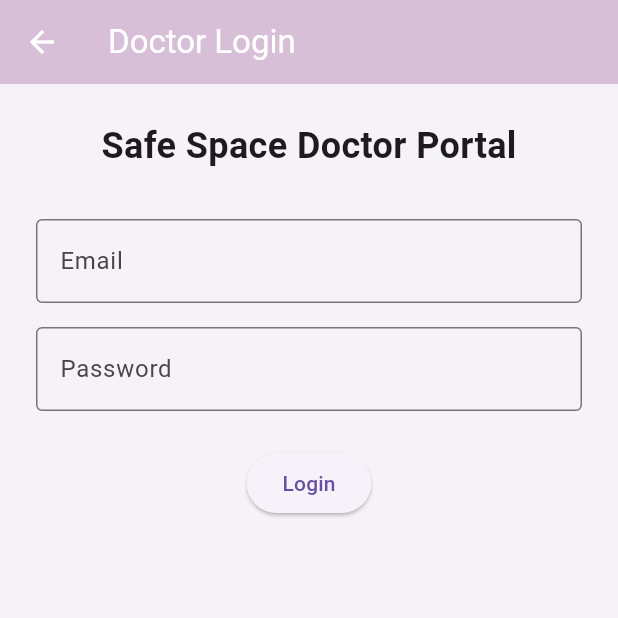
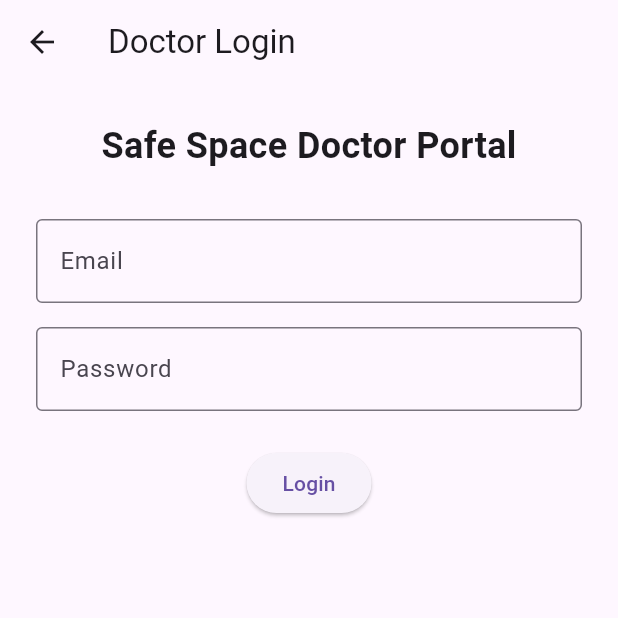
Before and after one commit to Ba-jx/safespace, a Flutter app: the screen it shows after launch, after a tap on "Doctor Login", on a phone screen of 412 x 824 dp, the top half of it. Run offline on Flutter 3.47's test engine with Material 3 defaults, Android fonts, the phone set to English and light mode, and no system bars; our stand-ins replace cloud_firestore, firebase_auth, firebase_core, table_calendar; accounts and stored records are empty.

Commit message:
Update main.dart

```diff
--- a/lib/main.dart
+++ b/lib/main.dart
@@ -1,29 +1,21 @@
 import 'package:flutter/material.dart';
-import 'package:provider/provider.dart';
 import 'package:firebase_core/firebase_core.dart';
 import 'package:firebase_auth/firebase_auth.dart';
 
-// Providers
-import 'providers/user_provider.dart';
-import 'providers/device_provider.dart';
-import 'providers/theme_provider.dart';
-
-// Screens
 import 'screens/home_screen.dart';
-import 'screens/symptom_tracking_screen.dart';
-import 'screens/real_time_monitor_screen.dart';
+import 'screens/doctor_login_screen.dart';
+import 'screens/patient_login_screen.dart';
+import 'screens/doctor_dashboard_screen.dart';
+import 'screens/patient_communication_screen.dart';
 import 'screens/doctor_communication_screen.dart';
-import 'screens/patient_communication_screen.dart';
-import 'screens/chat_screen.dart';
-import 'screens/settings_screen.dart';
+import 'screens/manage_appointments_screen.dart';
+import 'screens/view_patients_screen.dart';
 import 'screens/appointment_booking_screen.dart';
 import 'screens/appointment_list_screen.dart';
-import 'screens/doctor_dashboard_screen.dart';
-import 'screens/doctor_login_screen.dart';
-import 'screens/patient_login_screen.dart';
 import 'screens/role_selection_screen.dart';
-import 'screens/view_patients_screen.dart';
-import 'screens/manage_appointments_screen.dart';
+import 'screens/patient_detail_screen.dart';
+import 'screens/settings_screen.dart';
+import 'screens/doctor_register_patient_screen.dart';
 
 void main() async {
   WidgetsFlutterBinding.ensureInitialized();
@@ -36,52 +28,28 @@ class SafeSpaceApp extends StatelessWidget {
 
   @override
   Widget build(BuildContext context) {
-    return MultiProvider(
-      providers: [
-        ChangeNotifierProvider(create: (_) => DeviceProvider()),
-        ChangeNotifierProvider(create: (_) => UserProvider()),
-        ChangeNotifierProvider(create: (_) => ThemeProvider()),
-      ],
-      child: MaterialApp(
-        debugShowCheckedModeBanner: false,
+    return MaterialApp(
       title: 'Safe Space',
       theme: ThemeData(
-          brightness: Brightness.light,
         primarySwatch: Colors.purple,
-          scaffoldBackgroundColor: const Color(0xFFF5F3F8),
-          appBarTheme: const AppBarTheme(
-            backgroundColor: Color(0xFFD8BFD8),
-            foregroundColor: Colors.white,
+        useMaterial3: true,
       ),
-        ),
-        darkTheme: ThemeData(
-          brightness: Brightness.dark,
-          primarySwatch: Colors.purple,
-          scaffoldBackgroundColor: const Color(0xFF1E1B2E),
-          appBarTheme: const AppBarTheme(
-            backgroundColor: Color(0xFF2A2640),
-            foregroundColor: Colors.white,
-          ),
-        ),
-        themeMode: ThemeMode.system,
-        initialRoute: '/',
+      debugShowCheckedModeBanner: false,
+      home: const RoleSelectionScreen(),
       routes: {
-          '/': (_) => const RoleSelectionScreen(),
-          '/login': (_) => const PatientLoginScreen(),
+        '/home': (_) => const HomeScreen(),
         '/doctor/login': (_) => const DoctorLoginScreen(),
-          '/home': (_) => const HomeScreen(),
-          '/symptom-tracking': (_) => const SymptomTrackingScreen(),
-          '/real-time-monitor': (_) => const RealTimeMonitorScreen(),
+        '/patient/login': (_) => const PatientLoginScreen(),
+        '/doctor/dashboard': (_) => const DoctorDashboardScreen(),
+        '/patient/communication': (_) => const PatientCommunicationScreen(),
         '/doctor/communication': (_) => const DoctorCommunicationScreen(),
-          '/patient/communication': (_) => const PatientCommunicationScreen(),
+        '/doctor/appointments': (_) => const ManageAppointmentsScreen(),
+        '/doctor/patients': (_) => const ViewPatientsScreen(),
+        '/book-appointment': (_) => const AppointmentBookingScreen(),
+        '/appointment-list': (_) => const AppointmentListScreen(),
         '/settings': (_) => const SettingsScreen(),
-          '/appointments/book': (_) => const AppointmentBookingScreen(),
-          '/appointments/list': (_) => const AppointmentListScreen(),
-          '/doctor/dashboard': (_) => const DoctorDashboardScreen(),
-          '/doctor/patients': (_) => const ViewPatientsScreen(),
-          '/doctor/appointments': (_) => const ManageAppointmentsScreen(),
+        '/doctor/register-patient': (_) => const DoctorRegisterPatientScreen(),
       },
-      ),
     );
   }
 }
```
Lines whose indentation alone changed are shown as unchanged.
